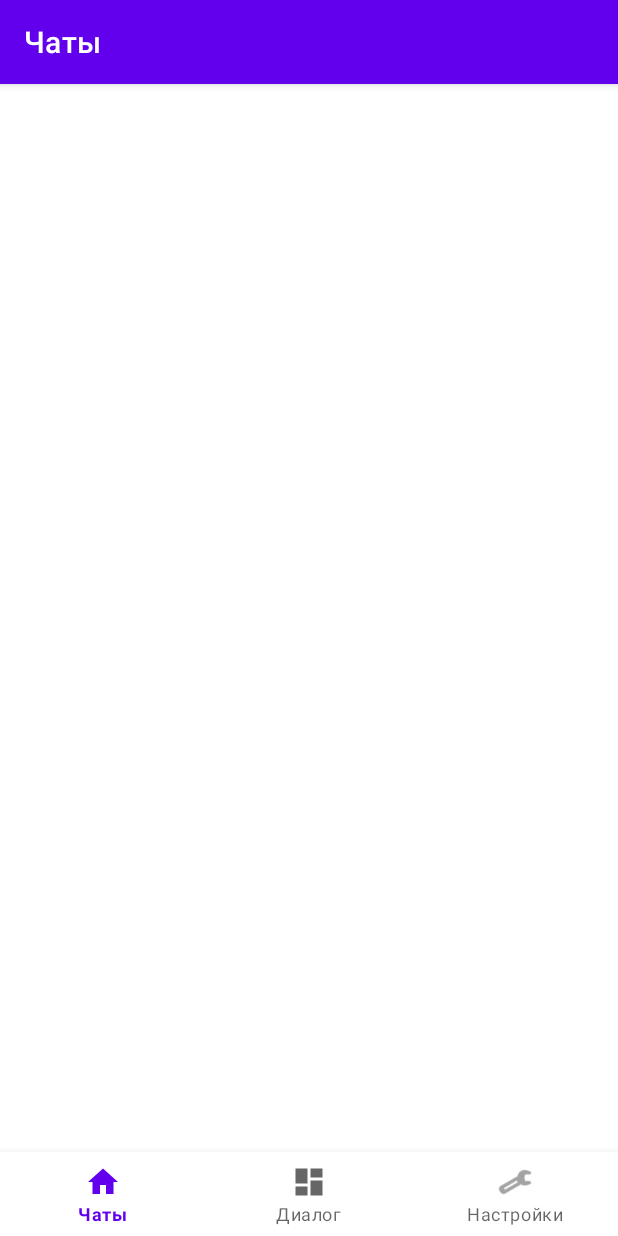
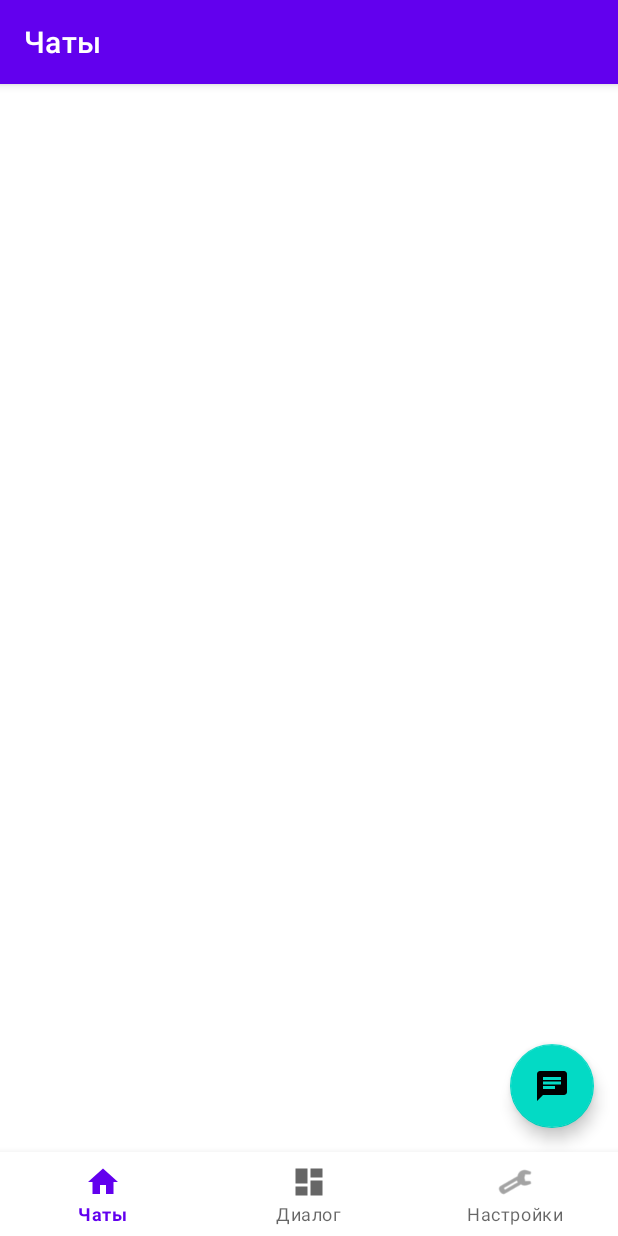
Before and after one commit to nice77/messenger-android, an Android app: the screen it shows after launch once a user with an empty profile is signed in (MainActivity), on a phone screen of 412 x 824 dp. Run offline under Robolectric (Android 15) with nearby library versions, the phone set to English and light mode, and no system bars; our stand-ins replace Firebase (no records; nobody signed in at launch, a user with empty details on screens opened directly), navigation-ui; 1 statement that could not run was skipped.

```diff
--- a/app/src/main/java/com/example/messenger/ui/chats/ChatsFragment.kt
+++ b/app/src/main/java/com/example/messenger/ui/chats/ChatsFragment.kt
@@ -1,16 +1,20 @@
 package com.example.messenger.ui.chats
 
+import android.app.AlertDialog
 import android.os.Bundle
 import android.os.Handler
 import android.os.Looper
 import android.util.Log
 import android.view.View
+import android.widget.ArrayAdapter
+import android.widget.ListView
 import androidx.fragment.app.Fragment
 import androidx.navigation.fragment.findNavController
 import com.example.messenger.R
 import com.example.messenger.databinding.FragmentChatsBinding
 import com.example.messenger.messanger.Beseda
 import com.example.messenger.messanger.DataRepository
+import com.google.android.material.floatingactionbutton.FloatingActionButton
 
 class ChatsFragment : Fragment(R.layout.fragment_chats) {
 
@@ -19,7 +23,7 @@ class ChatsFragment : Fragment(R.layout.fragment_chats) {
     private var binding: FragmentChatsBinding? = null
     private var adapter: ChatsAdapter? = null
     private var newDataAvailable = false
-
+    private var usersDialog: AlertDialog? = null
     private var sessionId: String = DataRepository.getInstance().getUser()
 
     override fun onCreate(savedInstanceState: Bundle?) {
@@ -32,8 +36,11 @@ class ChatsFragment : Fragment(R.layout.fragment_chats) {
     override fun onViewCreated(view: View, savedInstanceState: Bundle?) {
         super.onViewCreated(view, savedInstanceState)
         binding = FragmentChatsBinding.bind(view)
+
+
         initAdapter()
         startDataUpdateLoop()
+        setupFab()
     }
 
     private fun initAdapter() {
@@ -84,6 +91,29 @@ class ChatsFragment : Fragment(R.layout.fragment_chats) {
     }
 
 
+    private fun setupFab() {
+        val fabAddUser: FloatingActionButton = requireView().findViewById(R.id.fab_add_user)
+        fabAddUser.setOnClickListener {
+            showUsersDialog()
+        }
+    }
+
+    private fun showUsersDialog() {
+        val users = DataRepository.getInstance().getUsers()
+        val userList = users?.map { it.login } ?: emptyList()
+
+        val adapter = ArrayAdapter(requireContext(), android.R.layout.simple_list_item_1, userList)
+        val listView = ListView(requireContext())
+        listView.adapter = adapter
+
+        val builder = AlertDialog.Builder(requireContext())
+            .setTitle(R.string.users_dialog_title)
+            .setView(listView)
+
+        usersDialog = builder.create()
+        usersDialog?.show()
+    }
+
 
     companion object {
         private fun onNavigation(sessionId: String): Bundle {
@@ -95,6 +125,7 @@ class ChatsFragment : Fragment(R.layout.fragment_chats) {
 
     override fun onDestroy() {
         super.onDestroy()
+        usersDialog?.dismiss()
         binding = null
     }
 }
--- a/app/src/main/res/layout/fragment_chats.xml
+++ b/app/src/main/res/layout/fragment_chats.xml
@@ -14,5 +14,17 @@
         app:layout_constraintTop_toTopOf="parent"
         app:layout_constraintBottom_toBottomOf="parent"
         app:layout_constraintStart_toStartOf="parent"
-        app:layout_constraintEnd_toEndOf="parent"/>
+        app:layout_constraintEnd_toEndOf="parent"
+        app:layout_constraintVertical_bias="0"
+        app:layout_constraintVertical_chainStyle="packed" />
+
+    <com.google.android.material.floatingactionbutton.FloatingActionButton
+        android:id="@+id/fab_add_user"
+        android:layout_width="wrap_content"
+        android:layout_height="wrap_content"
+        android:layout_margin="@dimen/activity_horizontal_margin"
+        android:src="@drawable/baseline_chat_24"
+        app:layout_constraintBottom_toBottomOf="@id/rv_chat_list"
+        app:layout_constraintEnd_toEndOf="@id/rv_chat_list" />
+
 </androidx.constraintlayout.widget.ConstraintLayout>
--- a/app/src/main/res/values/strings.xml
+++ b/app/src/main/res/values/strings.xml
@@ -29,4 +29,5 @@
     <string name="notificationsAndSoundsFragment">Уведомления и Звук</string>
     <string name="default_notification_channel_id">mess</string>
     <string name="channel_id">mess</string>
+    <string name="users_dialog_title">Написать:</string>
 </resources>
```
Also changed, not shown: app/src/main/java/com/example/messenger/messanger/DataRepository.kt (+10 -1 lines).
